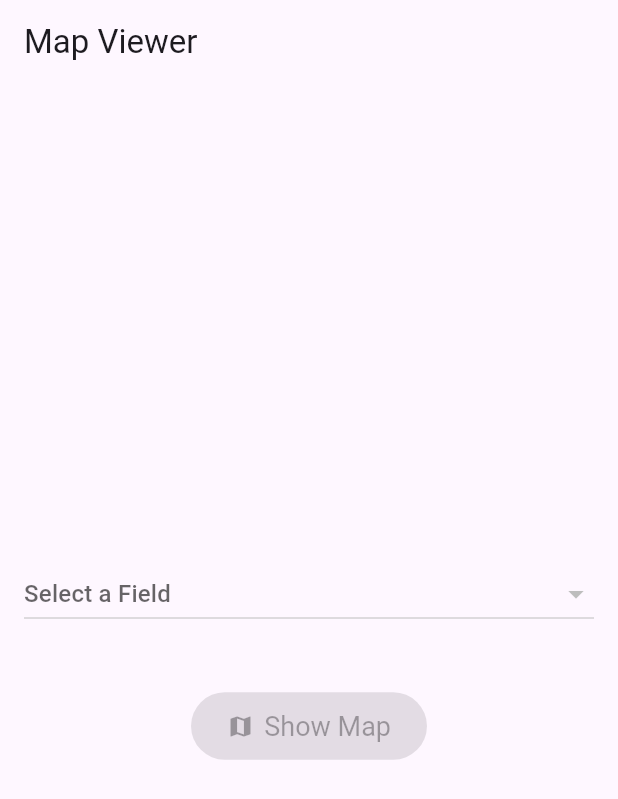
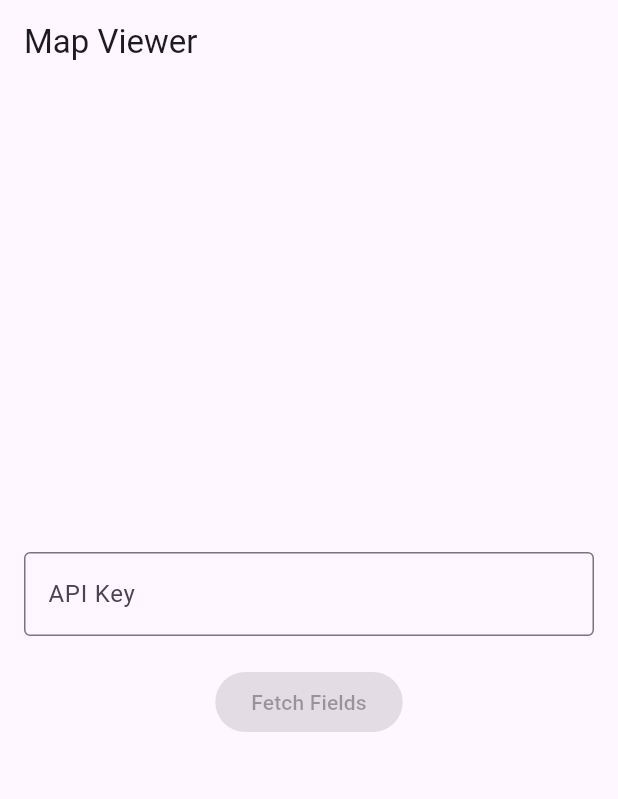
Before and after one commit to abandsdx/PMS_Studio, a Flutter app: the screen it shows after launch, on a phone screen of 412 x 824 dp. Shown: the top 799 px of the screen. Run offline on Flutter 3.47's test engine with Material 3 defaults, Android fonts, the phone set to English and light mode, and no system bars; our stand-ins replace file_picker, shared_preferences, yaml; missing offline and left inert: mqtt_client, window_size.

Commit message:
Refactor the application to fetch map data from a live API endpoint, replacing the previous mock data implementation.
This change introduces the following improvements:
- An `ApiService` to handle all API communications, including the required POST-then-GET request sequence.
- Data models (`Field` and `MapData`) to accurately represent the JSON structure from the API.
- A dynamic user interface with dropdown menus for selecting fields and maps.
- Correction of the world-to-pixel coordinate transformation logic for accurate rendering.
- Removal of all mock data and related configuration files.
- Added an input field for the user to provide an API key, which is now included in all API requests.

```diff
--- a/standalone_map_app/lib/main.dart
+++ b/standalone_map_app/lib/main.dart
@@ -40,31 +40,57 @@ class HomePage extends StatefulWidget {
 
 class _HomePageState extends State<HomePage> {
   final ApiService _apiService = ApiService();
+  final TextEditingController _apiKeyController = TextEditingController();
   List<Field> _fields = [];
   Field? _selectedField;
   MapData? _selectedMap;
-  bool _isLoading = true;
+  bool _isLoading = false;
+  String? _apiKey;
 
   @override
   void initState() {
     super.initState();
-    _fetchFields();
+    _apiKeyController.addListener(() {
+      setState(() {
+        _apiKey = _apiKeyController.text;
+      });
+    });
+  }
+
+  @override
+  void dispose() {
+    _apiKeyController.dispose();
+    super.dispose();
   }
 
   Future<void> _fetchFields() async {
+    if (_apiKey == null || _apiKey!.isEmpty) {
+      ScaffoldMessenger.of(context).showSnackBar(
+        const SnackBar(content: Text('Please enter an API Key')),
+      );
+      return;
+    }
+
+    setState(() {
+      _isLoading = true;
+      _fields = [];
+      _selectedField = null;
+      _selectedMap = null;
+    });
+
     try {
-      final fields = await _apiService.getFields();
+      final fields = await _apiService.getFields(_apiKey!);
       setState(() {
         _fields = fields;
-        _isLoading = false;
       });
     } catch (e) {
+      ScaffoldMessenger.of(context).showSnackBar(
+        SnackBar(content: Text('Error fetching fields: $e')),
+      );
+    } finally {
       setState(() {
         _isLoading = false;
       });
-      ScaffoldMessenger.of(context).showSnackBar(
-        SnackBar(content: Text('Error fetching fields: $e')),
-      );
     }
   }
 
@@ -89,13 +115,26 @@ class _HomePageState extends State<HomePage> {
       appBar: AppBar(
         title: const Text('Map Viewer'),
       ),
-      body: _isLoading
-          ? const Center(child: CircularProgressIndicator())
-          : Padding(
+      body: Padding(
         padding: const EdgeInsets.all(16.0),
         child: Column(
           mainAxisAlignment: MainAxisAlignment.center,
           children: [
+            TextField(
+              controller: _apiKeyController,
+              decoration: const InputDecoration(
+                labelText: 'API Key',
+                hintText: 'Enter your API Key here',
+                border: OutlineInputBorder(),
+              ),
+            ),
+            const SizedBox(height: 20),
+            ElevatedButton(
+              onPressed: (_apiKey != null && _apiKey!.isNotEmpty && !_isLoading) ? _fetchFields : null,
+              child: _isLoading ? const CircularProgressIndicator(color: Colors.white) : const Text('Fetch Fields'),
+            ),
+            const SizedBox(height: 20),
+            if (_fields.isNotEmpty) ...[
               DropdownButton<Field>(
                 value: _selectedField,
                 hint: const Text('Select a Field'),
@@ -142,6 +181,7 @@ class _HomePageState extends State<HomePage> {
                 onPressed: _selectedMap != null ? _showMapDialog : null,
               ),
             ],
+          ],
         ),
       ),
     );
--- a/standalone_map_app/lib/utils/api_service.dart
+++ b/standalone_map_app/lib/utils/api_service.dart
@@ -5,19 +5,30 @@ import '../models/field.dart';
 class ApiService {
   static const String baseUrl = 'http://152.69.194.121:8000';
 
-  Future<List<Field>> getFields() async {
+  Future<List<Field>> getFields(String apiKey) async {
     try {
+      final headers = {
+        'Content-Type': 'application/json',
+        'X-Api-Key': apiKey,
+      };
+
       // First, trigger a refresh
-      await http.post(Uri.parse('$baseUrl/trigger-refresh'));
+      await http.post(
+        Uri.parse('$baseUrl/trigger-refresh'),
+        headers: headers,
+      );
 
       // Then, get the field map data
-      final response = await http.get(Uri.parse('$baseUrl/field-map'));
+      final response = await http.get(
+        Uri.parse('$baseUrl/field-map'),
+        headers: headers,
+      );
 
       if (response.statusCode == 200) {
         final List<dynamic> data = json.decode(utf8.decode(response.bodyBytes));
         return data.map((json) => Field.fromJson(json)).toList();
       } else {
-        throw Exception('Failed to load fields');
+        throw Exception('Failed to load fields. Status code: ${response.statusCode}');
       }
     } catch (e) {
       throw Exception('Error fetching fields: $e');
```
Lines whose indentation alone changed are shown as unchanged.
